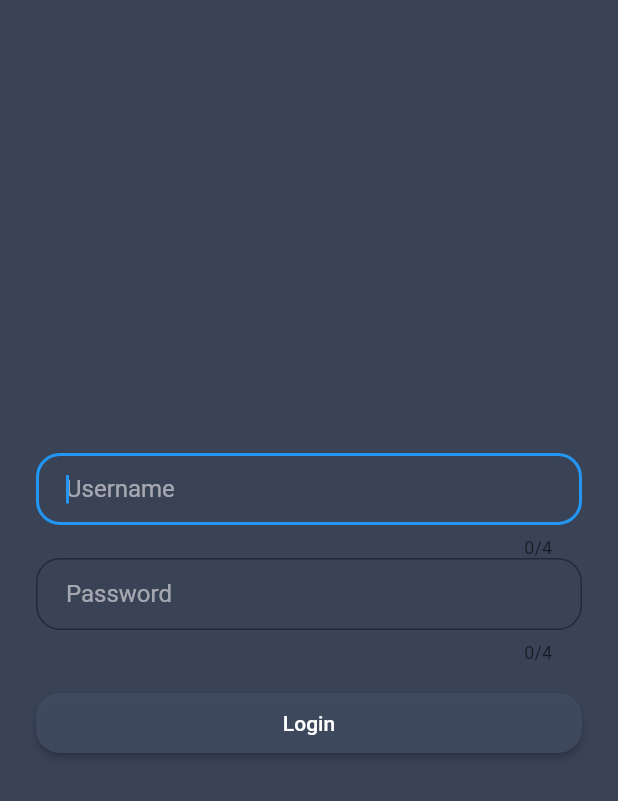
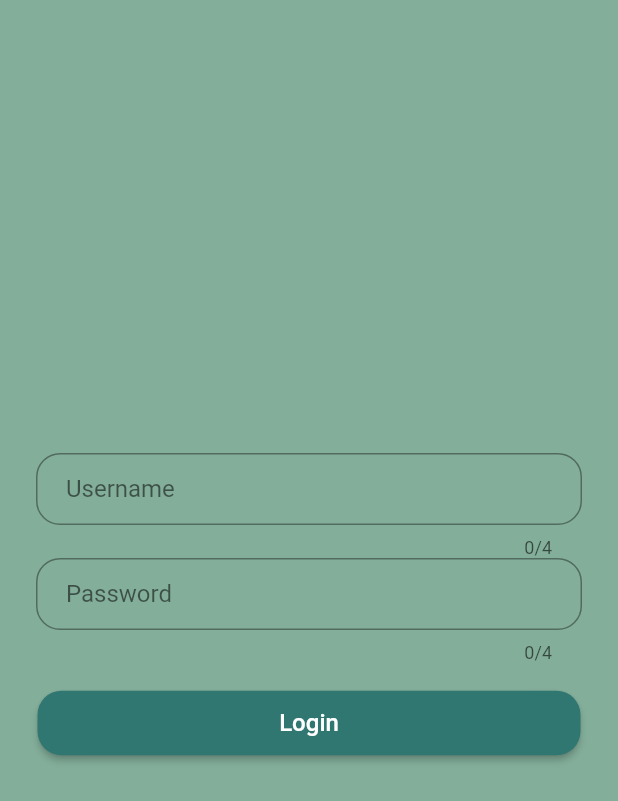
Before and after one commit to cidneyho/ggHack-frontend, a Flutter app: the screen it shows after launch, on a phone screen of 412 x 824 dp. Shown: the top 801 px of the screen. Run offline on Flutter 3.47's test engine with Material 2 defaults, Android fonts, the phone set to English and light mode, and no system bars; missing offline and left inert: flutter_picker.

Commit message:
modified color theme

```diff
--- a/lib/LoginPage.dart
+++ b/lib/LoginPage.dart
@@ -13,7 +13,6 @@ class LoginPage extends StatelessWidget {
       keyboardType: TextInputType.phone,
       maxLength: 4,
       maxLines: 1,
-      autofocus: true,
       decoration: InputDecoration(
           hintText: usernameHintText,
           contentPadding: EdgeInsets.fromLTRB(20.0, 10.0, 20.0, 10.0),
@@ -21,11 +20,11 @@ class LoginPage extends StatelessWidget {
             borderRadius: BorderRadius.circular(16.0),
           ),
           hintStyle: TextStyle(
-              color: colorLoom,
+              color: colorText,
           )
       ),
       style: TextStyle(
-        color: Colors.white,
+        color: colorText,
       ),
     );
 
@@ -34,7 +33,6 @@ class LoginPage extends StatelessWidget {
       keyboardType: TextInputType.phone,
       maxLength: 4,
       maxLines: 1,
-      autofocus: true,
       decoration: InputDecoration(
           hintText: passwordHintText,
           contentPadding: EdgeInsets.fromLTRB(20.0, 10.0, 20.0, 10.0),
@@ -42,16 +40,16 @@ class LoginPage extends StatelessWidget {
             borderRadius: BorderRadius.circular(16.0),
           ),
           hintStyle: TextStyle(
-              color: colorLoom,
+              color: colorText,
           )
       ),
       style: TextStyle(
-        color: Colors.white,
+        color: colorText,
       ),
     );
 
     final loginButton = Padding(
-      padding: EdgeInsets.symmetric(vertical: 16.0),
+      padding: EdgeInsets.symmetric(horizontal: 1.0, vertical: 16.0),
       child: RaisedButton(
         shape: RoundedRectangleBorder(
           borderRadius: BorderRadius.circular(16),
@@ -61,8 +59,9 @@ class LoginPage extends StatelessWidget {
           Navigator.of(context).pushNamed(homePageTag);
         },
         padding: EdgeInsets.all(12),
-        color: colorBase,
-        child: Text(loginButtonText, style: TextStyle(color: Colors.white)),
+        color: colorDarker,
+        child: Text(loginButtonText,
+            style: TextStyle(color: Colors.white, fontSize: 16)),
       ),
     );
 
@@ -71,7 +70,7 @@ class LoginPage extends StatelessWidget {
       body: Center(
         child: ListView(
           shrinkWrap: true,
-          padding: EdgeInsets.only(left: 24.0, right: 24.0),
+          padding: EdgeInsets.symmetric(horizontal: 24.0),
           children: <Widget>[
             username,
             password,
--- a/lib/helpers/Constants.dart
+++ b/lib/helpers/Constants.dart
@@ -1,22 +1,25 @@
 import 'package:flutter/material.dart';
 
 // colors
-Color colorDark = Color.fromRGBO(58, 66, 86, 1.0);
-Color colorBase = Color.fromRGBO(64, 75, 96, 0.9);
-Color colorLoom = Colors.white54;
-Color colorLight = Color.fromRGBO(44,119,143, 1.0);
+Color colorBase = Color.fromRGBO(168, 195, 179, 0.2);
+Color colorDark = Color.fromRGBO(131, 174, 154, 1.0);
+Color colorDarker = Color.fromRGBO(48, 118, 113, 1.0);
+Color colorText = Colors.black54;
 
-Color colorTone1 = Colors.blue[50];
-Color colorTone2 = Colors.blue[100];
-Color colorTone3 = Colors.blue[200];
-Color colorTone4 = Colors.blue[300];
+Color colorGrad1 = Color.fromRGBO(103, 178, 111, 1.0);
+Color colorGrad2 = Color.fromRGBO(76, 162, 205, 1.0);
+
+Color colorTone1 = Color.fromRGBO(140, 187, 224, 0.25);
+Color colorTone2 = Color.fromRGBO(140, 187, 224, 0.50);
+Color colorTone3 = Color.fromRGBO(140, 187, 224, 0.75);
+Color colorTone4 = Color.fromRGBO(140, 187, 224, 1.00);
 
 // Pages
 const loginPageTag = 'Login Page';
 const homePageTag = 'Home Page';
 
 // strings
-const appTitle = "Ross";
+const appTitle = "";
 const usernameHintText = "Username";
 const passwordHintText = "Password";
 const loginButtonText = "Login";
```
Also changed, not shown: lib/DetailsPage.dart (+22 -6 lines), lib/HomePage.dart (+22 -12 lines), 2 other files.
